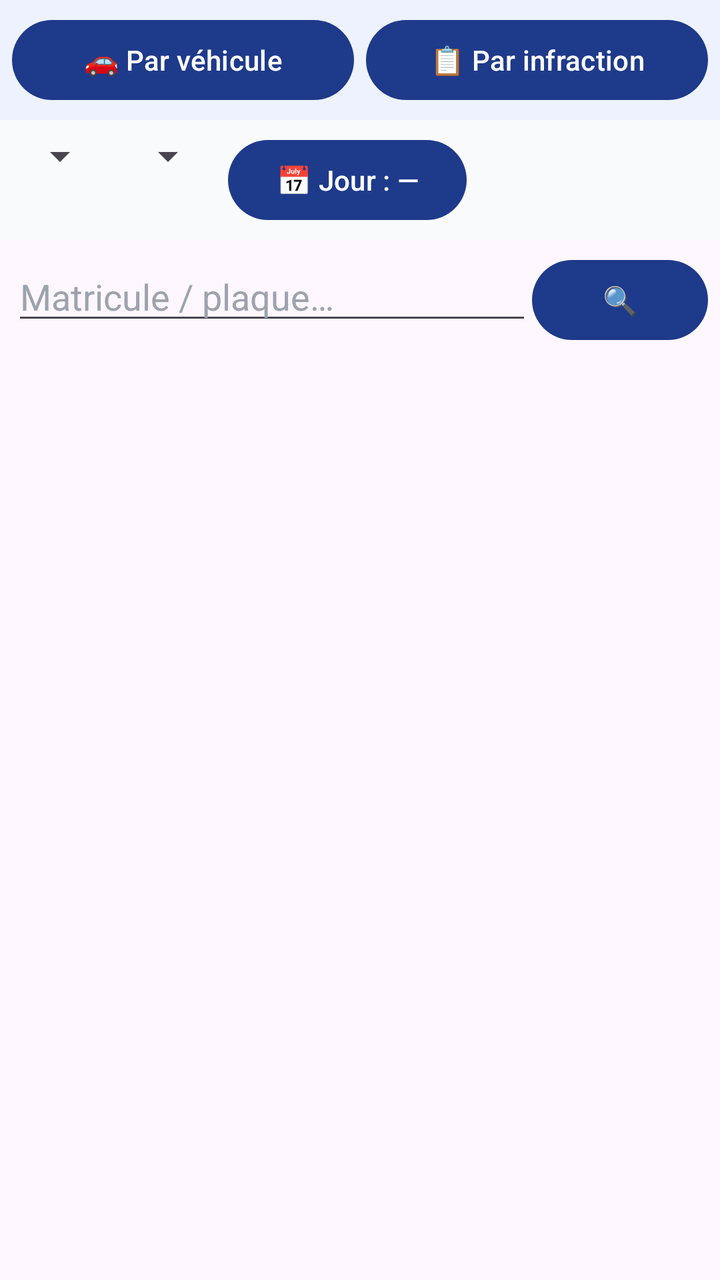
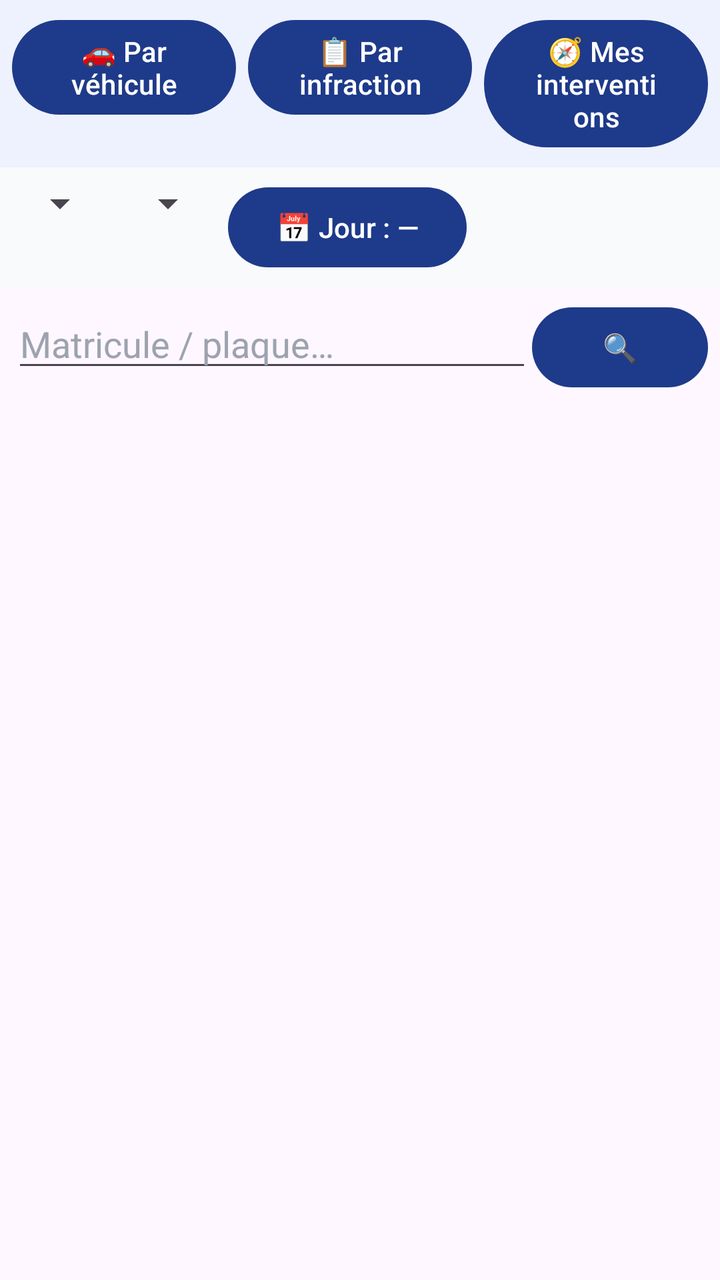

Before-and-after screenshots of an Android layout around one commit, followed by the original layout XML and the change that was made.
<!-- AndroidManifest.xml: application theme Theme.SRUnits -->
<!-- res/layout/fragment_treatment.xml -->
<?xml version="1.0" encoding="utf-8"?>
<LinearLayout xmlns:android="http://schemas.android.com/apk/res/android"
    android:layout_width="match_parent"
    android:layout_height="match_parent"
    android:orientation="vertical">

    <LinearLayout
        android:layout_width="match_parent"
        android:layout_height="wrap_content"
        android:orientation="horizontal"
        android:padding="6dp"
        android:background="#eef2ff">

        <Button
            android:id="@+id/btnModeVehicules"
            android:layout_width="0dp"
            android:layout_height="wrap_content"
            android:layout_weight="1"
            android:layout_marginEnd="6dp"
            android:text="🚗 Par véhicule" />

        <Button
            android:id="@+id/btnModeInfractions"
            android:layout_width="0dp"
            android:layout_height="wrap_content"
            android:layout_weight="1"
            android:text="📋 Par infraction" />
    </LinearLayout>

    <HorizontalScrollView
        android:layout_width="match_parent"
        android:layout_height="wrap_content"
        android:scrollbars="none"
        android:background="#f8fafc">

        <LinearLayout
            android:layout_width="wrap_content"
            android:layout_height="wrap_content"
            android:orientation="horizontal"
            android:padding="6dp">

            <Spinner
                android:id="@+id/spType"
                android:layout_width="wrap_content"
                android:layout_height="wrap_content"
                android:layout_marginEnd="6dp"
                android:textColor="#1f2937" />

            <Spinner
                android:id="@+id/spPeriode"
                android:layout_width="wrap_content"
                android:layout_height="wrap_content"
                android:layout_marginEnd="6dp"
                android:textColor="#1f2937" />

            <Button
                android:id="@+id/btnJour"
                android:layout_width="wrap_content"
                android:layout_height="wrap_content"
                android:text="📅 Jour : —" />
        </LinearLayout>
    </HorizontalScrollView>

    <LinearLayout
        android:layout_width="match_parent"
        android:layout_height="wrap_content"
        android:orientation="horizontal"
        android:padding="6dp">

        <EditText
            android:id="@+id/etPlaque"
            android:layout_width="0dp"
            android:layout_height="wrap_content"
            android:layout_weight="1"
            android:hint="Matricule / plaque…"
            android:inputType="text"
            android:imeOptions="actionSearch"
            android:singleLine="true"
            android:textColor="#1f2937"
            android:textColorHint="#9ca3af" />

        <Button
            android:id="@+id/btnPlaque"
            android:layout_width="wrap_content"
            android:layout_height="wrap_content"
            android:text="🔍" />
    </LinearLayout>

    <androidx.recyclerview.widget.RecyclerView
        android:id="@+id/rvTreat"
        android:layout_width="match_parent"
        android:layout_height="match_parent" />
</LinearLayout>
<!-- resources referenced by this layout -->
<resources>
  <style name="Theme.SRUnits" parent="Theme.Material3.Light.NoActionBar">
          <item name="colorPrimary">@color/blue</item>
      </style>
  <color name="blue">#1e3a8a</color>
</resources>

<!-- the commit's change to res/layout/fragment_treatment.xml (unified diff, before → after) -->
@@ -24,7 +24,15 @@
             android:layout_width="0dp"
             android:layout_height="wrap_content"
             android:layout_weight="1"
+            android:layout_marginEnd="6dp"
             android:text="📋 Par infraction" />
+
+        <Button
+            android:id="@+id/btnModeMiennes"
+            android:layout_width="0dp"
+            android:layout_height="wrap_content"
+            android:layout_weight="1"
+            android:text="🧭 Mes interventions" />
     </LinearLayout>
 
     <HorizontalScrollView
